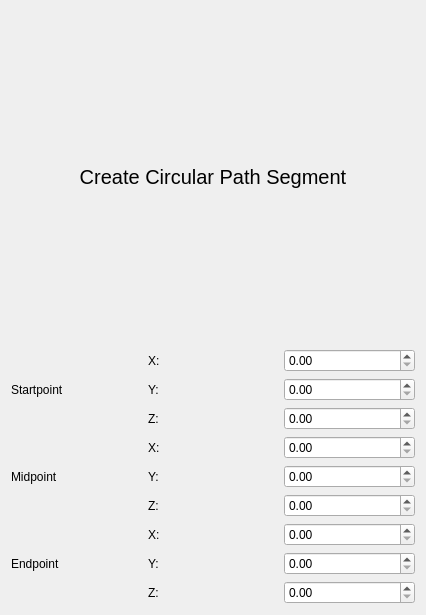
Qt form createCircSegDialog.ui (lerchi0/RobotPathWorkbench) before a commit.
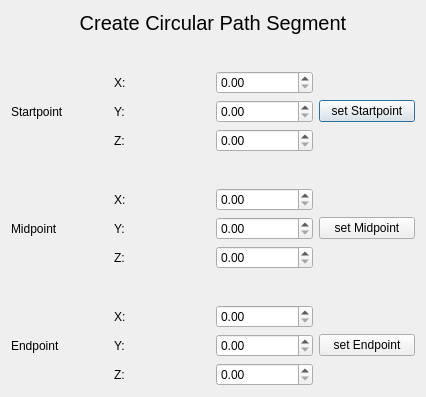
The same form after that commit.

Diff of the .ui file:
```diff
--- a/createCircSegDialog.ui
+++ b/createCircSegDialog.ui
@@ -7,7 +7,7 @@
     <x>0</x>
     <y>0</y>
     <width>426</width>
-    <height>615</height>
+    <height>338</height>
    </rect>
   </property>
   <property name="windowTitle">
@@ -17,7 +17,45 @@
    <set>Qt::ImhDigitsOnly</set>
   </property>
   <layout class="QGridLayout" name="gridLayout">
-   <item row="1" column="0" colspan="3">
+   <item row="13" column="1">
+    <widget class="QLabel" name="label_10">
+     <property name="text">
+      <string>X:</string>
+     </property>
+    </widget>
+   </item>
+   <item row="10" column="1">
+    <widget class="QLabel" name="label_8">
+     <property name="text">
+      <string>Y:</string>
+     </property>
+    </widget>
+   </item>
+   <item row="15" column="2">
+    <widget class="QDoubleSpinBox" name="Box_End_Z"/>
+   </item>
+   <item row="5" column="3">
+    <widget class="QPushButton" name="buttonSetStart">
+     <property name="text">
+      <string>set Startpoint</string>
+     </property>
+    </widget>
+   </item>
+   <item row="14" column="3">
+    <widget class="QPushButton" name="buttonSetEnd">
+     <property name="text">
+      <string>set Endpoint</string>
+     </property>
+    </widget>
+   </item>
+   <item row="10" column="3">
+    <widget class="QPushButton" name="buttonSetMid">
+     <property name="text">
+      <string>set Midpoint</string>
+     </property>
+    </widget>
+   </item>
+   <item row="1" column="0" colspan="4">
     <widget class="QLabel" name="label">
      <property name="font">
       <font>
@@ -35,116 +73,147 @@
      </property>
     </widget>
    </item>
-   <item row="2" column="2">
-    <widget class="QDoubleSpinBox" name="Box_Start_X"/>
+   <item row="7" column="2">
+    <widget class="QDoubleSpinBox" name="Box_Start_Z"/>
    </item>
-   <item row="9" column="2">
+   <item row="5" column="2">
+    <widget class="QDoubleSpinBox" name="Box_Start_Y"/>
+   </item>
+   <item row="4" column="1">
+    <widget class="QLabel" name="label_4">
+     <property name="text">
+      <string>X:</string>
+     </property>
+    </widget>
+   </item>
+   <item row="15" column="1">
+    <widget class="QLabel" name="label_12">
+     <property name="text">
+      <string>Z:</string>
+     </property>
+    </widget>
+   </item>
+   <item row="14" column="0">
+    <widget class="QLabel" name="label_13">
+     <property name="text">
+      <string>Endpoint</string>
+     </property>
+    </widget>
+   </item>
+   <item row="14" column="1">
+    <widget class="QLabel" name="label_11">
+     <property name="text">
+      <string>Y:</string>
+     </property>
+    </widget>
+   </item>
+   <item row="9" column="1">
+    <widget class="QLabel" name="label_7">
+     <property name="text">
+      <string>X:</string>
+     </property>
+    </widget>
+   </item>
+   <item row="11" column="2">
+    <widget class="QDoubleSpinBox" name="Box_Mid_Z"/>
+   </item>
+   <item row="13" column="2">
+    <widget class="QDoubleSpinBox" name="Box_End_X"/>
+   </item>
+   <item row="7" column="1">
+    <widget class="QLabel" name="label_6">
+     <property name="text">
+      <string>Z:</string>
+     </property>
+    </widget>
+   </item>
+   <item row="14" column="2">
     <widget class="QDoubleSpinBox" name="Box_End_Y"/>
    </item>
-   <item row="3" column="1">
+   <item row="5" column="1">
     <widget class="QLabel" name="label_5">
      <property name="text">
       <string>Y:</string>
      </property>
     </widget>
    </item>
-   <item row="3" column="0">
+   <item row="5" column="0">
     <widget class="QLabel" name="label_2">
      <property name="text">
       <string>Startpoint</string>
      </property>
     </widget>
    </item>
-   <item row="3" column="2">
-    <widget class="QDoubleSpinBox" name="Box_Start_Y"/>
-   </item>
-   <item row="2" column="1">
-    <widget class="QLabel" name="label_4">
-     <property name="text">
-      <string>X:</string>
-     </property>
-    </widget>
-   </item>
    <item row="4" column="2">
-    <widget class="QDoubleSpinBox" name="Box_Start_Z"/>
+    <widget class="QDoubleSpinBox" name="Box_Start_X"/>
    </item>
-   <item row="4" column="1">
-    <widget class="QLabel" name="label_6">
-     <property name="text">
-      <string>Z:</string>
-     </property>
-    </widget>
+   <item row="9" column="2">
+    <widget class="QDoubleSpinBox" name="Box_Mid_X"/>
    </item>
-   <item row="5" column="1">
-    <widget class="QLabel" name="label_7">
-     <property name="text">
-      <string>X:</string>
-     </property>
-    </widget>
-   </item>
-   <item row="8" column="2">
-    <widget class="QDoubleSpinBox" name="Box_End_X"/>
-   </item>
-   <item row="7" column="2">
-    <widget class="QDoubleSpinBox" name="Box_Mid_Z"/>
-   </item>
-   <item row="6" column="2">
-    <widget class="QDoubleSpinBox" name="Box_Mid_Y"/>
-   </item>
-   <item row="6" column="0">
+   <item row="10" column="0">
     <widget class="QLabel" name="label_3">
      <property name="text">
       <string>Midpoint</string>
      </property>
     </widget>
    </item>
-   <item row="5" column="2">
-    <widget class="QDoubleSpinBox" name="Box_Mid_X"/>
-   </item>
-   <item row="7" column="1">
-    <widget class="QLabel" name="label_9">
-     <property name="text">
-      <string>Z:</string>
-     </property>
-    </widget>
-   </item>
-   <item row="6" column="1">
-    <widget class="QLabel" name="label_8">
-     <property name="text">
-      <string>Y:</string>
-     </property>
-    </widget>
-   </item>
    <item row="10" column="2">
-    <widget class="QDoubleSpinBox" name="Box_End_Z"/>
+    <widget class="QDoubleSpinBox" name="Box_Mid_Y"/>
    </item>
-   <item row="8" column="1">
-    <widget class="QLabel" name="label_10">
-     <property name="text">
-      <string>X:</string>
-     </property>
-    </widget>
-   </item>
-   <item row="9" column="1">
-    <widget class="QLabel" name="label_11">
-     <property name="text">
-      <string>Y:</string>
-     </property>
-    </widget>
-   </item>
-   <item row="10" column="1">
-    <widget class="QLabel" name="label_12">
+   <item row="11" column="1">
+    <widget class="QLabel" name="label_9">
      <property name="text">
       <string>Z:</string>
      </property>
     </widget>
    </item>
-   <item row="9" column="0">
-    <widget class="QLabel" name="label_13">
-     <property name="text">
-      <string>Endpoint</string>
+   <item row="8" column="0">
+    <spacer name="verticalSpacer_2">
+     <property name="orientation">
+      <enum>Qt::Vertical</enum>
      </property>
-    </widget>
+     <property name="sizeType">
+      <enum>QSizePolicy::Fixed</enum>
+     </property>
+     <property name="sizeHint" stdset="0">
+      <size>
+       <width>10</width>
+       <height>30</height>
+      </size>
+     </property>
+    </spacer>
+   </item>
+   <item row="12" column="2">
+    <spacer name="verticalSpacer_3">
+     <property name="orientation">
+      <enum>Qt::Vertical</enum>
+     </property>
+     <property name="sizeType">
+      <enum>QSizePolicy::Fixed</enum>
+     </property>
+     <property name="sizeHint" stdset="0">
+      <size>
+       <width>10</width>
+       <height>30</height>
+      </size>
+     </property>
+    </spacer>
+   </item>
+   <item row="3" column="1">
+    <spacer name="verticalSpacer">
+     <property name="orientation">
+      <enum>Qt::Vertical</enum>
+     </property>
+     <property name="sizeType">
+      <enum>QSizePolicy::Fixed</enum>
+     </property>
+     <property name="sizeHint" stdset="0">
+      <size>
+       <width>10</width>
+       <height>30</height>
+      </size>
+     </property>
+    </spacer>
    </item>
   </layout>
  </widget>
```
Left out of the diff: 14 changed lines with no effect on the pictures.
